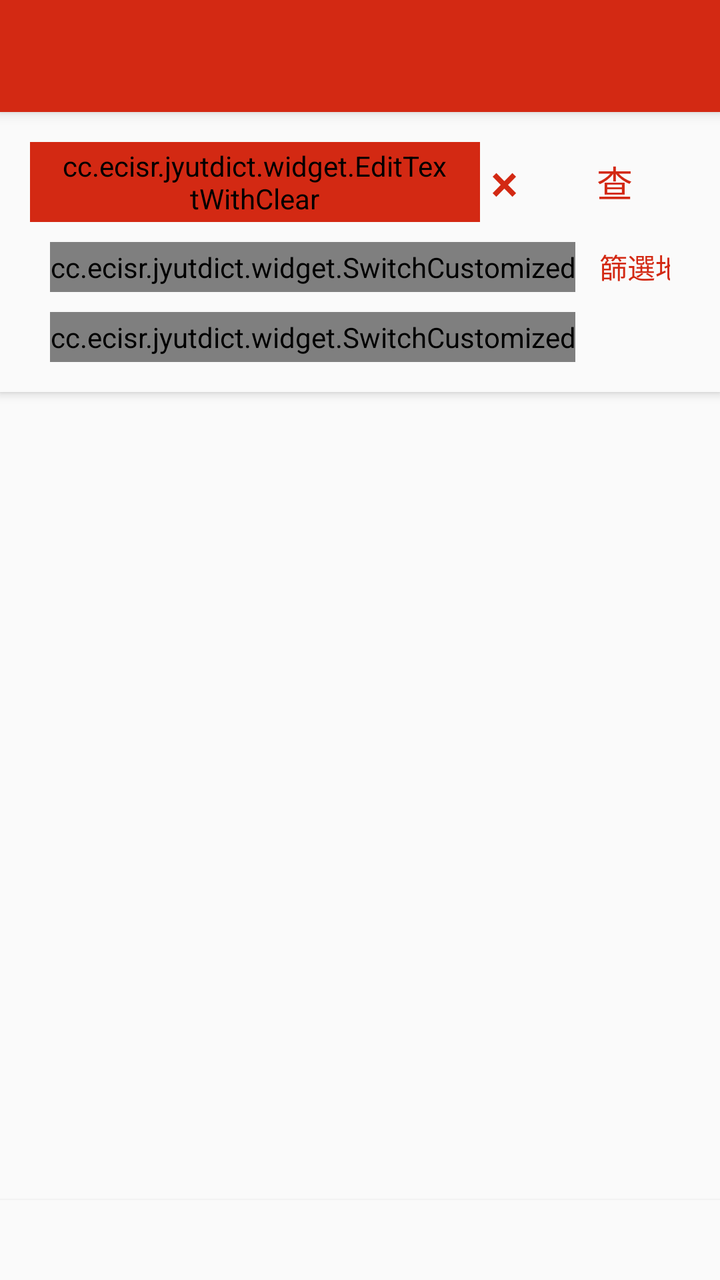
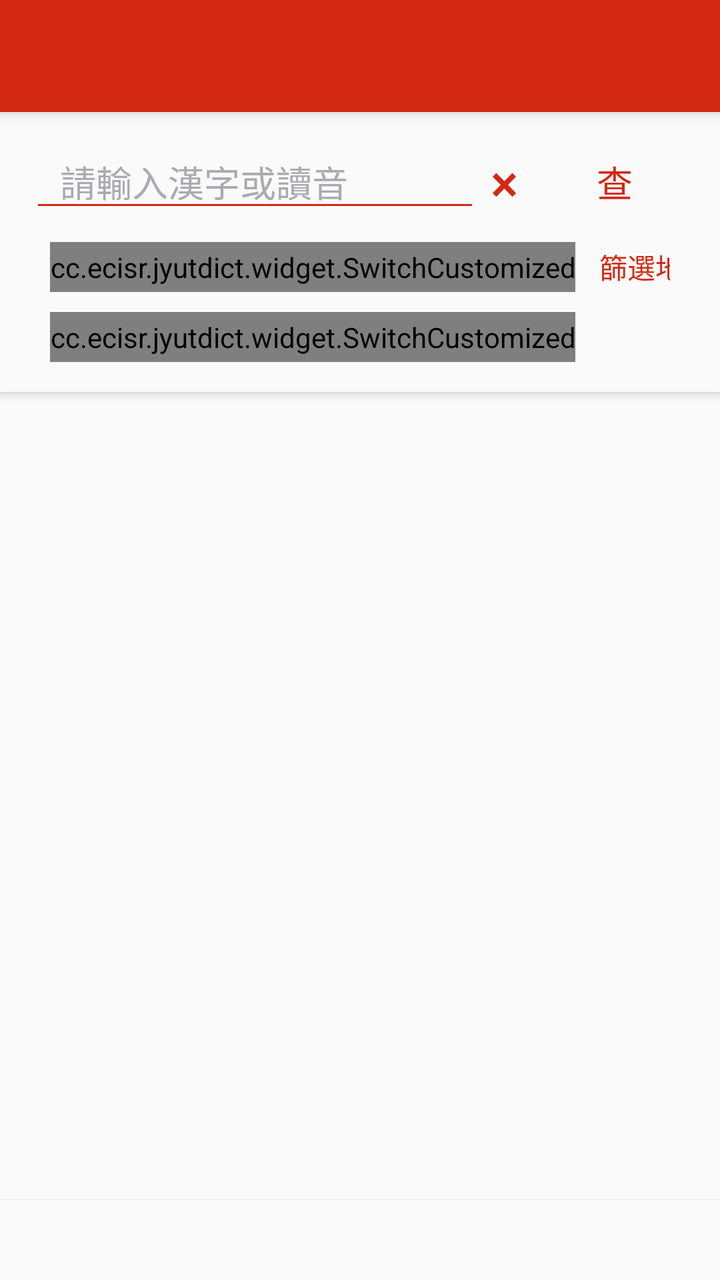

An Android layout rendered at two revisions. The XML below is the earlier revision; the diff shows what the commit changed to produce the second picture.
<!-- AndroidManifest.xml: application theme AppTheme -->
<!-- res/layout/activity_main.xml -->
<?xml version="1.0" encoding="utf-8"?>

<LinearLayout xmlns:android="http://schemas.android.com/apk/res/android"
    android:id="@+id/whole_main_layout"
    xmlns:app="http://schemas.android.com/apk/res-auto"
    android:layout_width="match_parent"
    android:layout_height="match_parent"
    xmlns:tools="http://schemas.android.com/tools"
    android:orientation="vertical"
    tools:context=".MainActivity">
    <androidx.appcompat.widget.Toolbar
        android:id="@+id/tool_bar"
        android:paddingTop="25dp"
        android:paddingHorizontal="20dp"
        android:layout_width="match_parent"
        android:layout_height="wrap_content"
        android:background="@color/colorPrimary"
        app:titleTextColor="@color/colorWhite"
        android:elevation="4dp"/>

    <androidx.constraintlayout.widget.ConstraintLayout
        android:id="@+id/query_layout"
        android:layout_width="match_parent"
        android:layout_height="wrap_content"
        app:layout_constraintEnd_toEndOf="parent"
        app:layout_constraintStart_toStartOf="parent"
        app:layout_constraintTop_toTopOf="parent"

        android:paddingVertical="15dp"
        android:paddingHorizontal="10dp"
        android:background="?attr/clockBackground"
        android:elevation="3dp">

        <LinearLayout
            android:id="@+id/input_line"
            android:layout_width="match_parent"
            android:layout_height="40dp"
            android:orientation="horizontal"
            app:layout_constraintEnd_toEndOf="parent"
            app:layout_constraintStart_toStartOf="parent"
            app:layout_constraintTop_toTopOf="parent"
            android:paddingHorizontal="5dp"
            >

            <cc.ecisr.jyutdict.widget.EditTextWithClear
                android:id="@+id/edit_text_input"
                android:layout_width="0dp"
                android:layout_height="match_parent"
                android:layout_weight="2"
                android:backgroundTint="@color/colorPrimary"
                android:ems="10"
                android:hint="@string/search_tips"
                android:imeActionId="3"
                android:imeActionLabel="搜索"
                android:imeOptions="actionSearch"
                android:inputType="text"
                android:maxLines="1"
                android:paddingHorizontal="15dp"
                android:paddingVertical="0dp"
                android:textSize="18sp"
                android:textColor="?attr/clockTextColor"
                android:textColorHint="?attr/clockTextColorDim"
                android:theme="@style/MyEditText"/>
            <Button
                android:id="@+id/btn_clear"
                android:layout_width="25dp"
                android:layout_height="match_parent"
                android:background="#00000000"
                android:foreground="?selectableItemBackground"
                android:text="@string/search_clear"
                android:textColor="@color/colorPrimary"
                android:textSize="26sp"
                android:layout_marginEnd="10dp"
                android:layout_marginRight="10dp" />
            <Button
                android:id="@+id/btn_query"
                android:layout_width="70dp"
                android:paddingEnd="5dp"
                android:paddingRight="5dp"
                android:layout_height="match_parent"
                android:background="#00000000"
                android:foreground="?selectableItemBackground"
                android:text="@string/search_button"
                style="@style/ButtonTextColor"
                android:textSize="18sp"/>

        </LinearLayout>

        <LinearLayout
            android:id="@+id/input_switch"
            android:layout_width="match_parent"
            android:layout_height="25dp"
            android:layout_marginTop="10dp"
            android:paddingHorizontal="15dp"
            android:orientation="horizontal"
            app:layout_constraintBottom_toTopOf="@+id/input_advanced_switch"
            app:layout_constraintEnd_toEndOf="parent"
            app:layout_constraintStart_toStartOf="parent"
            app:layout_constraintTop_toBottomOf="@+id/input_line">

            <cc.ecisr.jyutdict.widget.SwitchCustomized
                android:id="@+id/switch_select_sheet"
                android:layout_width="wrap_content"
                android:layout_height="match_parent"
                android:text="@string/search_common_sheet"
                android:textColor="?attr/clockTextColor"
                android:theme="@style/SwitchStyle"
                app:layout_constraintStart_toStartOf="@+id/input_line"
                app:layout_constraintTop_toBottomOf="@+id/input_line" />

            <Button
                android:id="@+id/btn_filter_area"
                android:layout_width="60dp"
                android:layout_height="wrap_content"
                android:background="#00000000"
                android:foreground="?selectableItemBackground"
                style="@style/ButtonTextColor"
                android:layout_marginLeft="10dp"
                android:layout_marginStart="10dp"
                android:text="@string/search_filtering_area" />
            <Button
                android:id="@+id/btn_coloring_jpp_partial"
                android:layout_width="60dp"
                android:layout_height="wrap_content"
                android:background="#00000000"
                android:foreground="?selectableItemBackground"
                style="@style/ButtonTextColor"
                android:layout_marginLeft="10dp"
                android:layout_marginStart="10dp"
                android:text="@string/search_coloring_jpp_partial" />

            <cc.ecisr.jyutdict.widget.SwitchCustomized
                android:id="@+id/switch_reverse_search"
                android:layout_width="wrap_content"
                android:layout_height="match_parent"
                android:layout_marginLeft="10dp"
                android:layout_marginStart="10dp"
                android:text="@string/search_reversal"
                android:textColor="?attr/clockTextColor"
                android:theme="@style/SwitchStyle"
                app:layout_constraintStart_toEndOf="@+id/switch_select_sheet"
                app:layout_constraintTop_toTopOf="@+id/switch_select_sheet" />

            <Spinner
                android:id="@+id/locate_spinner"
                android:layout_width="0dp"
                android:layout_height="match_parent"
                android:layout_weight="1"
                android:textColor="?attr/clockTextColor"
                app:layout_constraintEnd_toEndOf="@+id/input_line"
                app:layout_constraintTop_toTopOf="@+id/switch_select_sheet"
                android:layout_marginLeft="10dp"
                android:layout_marginStart="10dp" />
        </LinearLayout>

        <LinearLayout
            android:id="@+id/input_advanced_switch"
            android:layout_width="match_parent"
            android:layout_height="25dp"
            android:layout_marginTop="10dp"
            android:paddingHorizontal="15dp"
            android:orientation="horizontal"
            app:layout_constraintBottom_toBottomOf="parent"
            app:layout_constraintEnd_toEndOf="parent"
            app:layout_constraintStart_toStartOf="parent"
            app:layout_constraintTop_toBottomOf="@+id/input_switch">


            <cc.ecisr.jyutdict.widget.SwitchCustomized
                android:id="@+id/switch_use_regex"
                android:layout_width="wrap_content"
                android:layout_height="match_parent"
                android:text="@string/search_enable_regex"
                android:textColor="?attr/clockTextColor"
                android:theme="@style/SwitchStyle"
                app:layout_constraintStart_toStartOf="@+id/button_filter_area"
                app:layout_constraintTop_toBottomOf="@+id/input_line" />

        </LinearLayout>

    </androidx.constraintlayout.widget.ConstraintLayout>

    <ProgressBar
        android:id="@+id/loading_progress"
        android:layout_width="match_parent"
        android:layout_height="50dp"
        android:indeterminate="true"
        style="?android:attr/progressBarStyle"
        android:max="100"
        android:progress="50"
        android:layout_gravity="bottom"
        android:indeterminateTint="@color/colorPrimary"
        android:background="?attr/clockBackground"
        android:visibility="gone" />

    <RelativeLayout
        android:id="@+id/result_fragment"
        android:name="cc.ecisr.jyutdict.ResultFragment"
        android:layout_width="match_parent"
        android:layout_height="0dp"
        android:layout_weight="1"
        android:background="?attr/clockBackground"
        />

    <View
        android:layout_width="match_parent"
        android:layout_height="40dp"
        android:background="?attr/clockBackground"
        android:elevation="3dp"/>

</LinearLayout>
<!-- resources referenced by this layout -->
<resources>
  <color name="colorPrimary">#D32913</color>
  <color name="colorWhite">#FFFFFF</color>
  <string name="search_button">查</string>
  <string name="search_clear">×</string>
  <string name="search_coloring_jpp_partial">音節高亮</string>
  <string name="search_common_sheet">通用字表</string>
  <string name="search_enable_regex">使用正則</string>
  <string name="search_filtering_area">篩選地點</string>
  <string name="search_reversal">反查釋義</string>
  <string name="search_tips">請輸入漢字或讀音</string>
  <style name="ButtonTextColor" parent="@android:style/Widget.Button">
          <item name="android:textColor">@drawable/btn_text_color</item>
      </style>
  <style name="MyEditText" parent="Theme.AppCompat.Light">
          <item name="colorControlNormal">@color/colorPrimary</item>
          <item name="colorControlActivated">@color/colorAccent</item>
      </style>
  <style name="SwitchStyle" parent="Theme.AppCompat.Light">
          <item name="colorControlActivated">@color/colorPrimaryDark</item>
          
          
      </style>
  <style name="AppTheme" parent="Theme.AppCompat.Light.NoActionBar">
          <item name="colorPrimary">@color/colorPrimary</item>
          <item name="colorPrimaryDark">@color/colorPrimaryDark</item>
          <item name="colorAccent">@color/colorAccent</item>
          <item name="clockBackground">@color/colorBackground</item>
          <item name="clockTextColor">@color/colorBlack</item>
          <item name="clockTextColorDim">@color/colorGrayDark</item>
      </style>
  <!-- drawable btn_text_color (drawable) -->
  <?xml version="1.0" encoding="utf-8"?>
  
  <selector xmlns:android="http://schemas.android.com/apk/res/android">
      
      <item android:state_enabled="false" android:color="@color/colorUnavailable" />
      <item android:color="@color/colorPrimary"/>
  </selector>
  <color name="colorAccent">#721121</color>
  <color name="colorPrimaryDark">#A22C29</color>
  <color name="colorBackground">#FAFAFA</color>
  <color name="colorBlack">#0F110C</color>
  <color name="colorGrayDark">#ABAAB1</color>
  <color name="colorUnavailable">#B9BAA3</color>
</resources>

<!-- the commit's change to res/layout/activity_main.xml (unified diff, before → after) -->
@@ -42,7 +42,7 @@
             android:paddingHorizontal="5dp"
             >
 
-            <cc.ecisr.jyutdict.widget.EditTextWithClear
+            <androidx.appcompat.widget.AppCompatEditText
                 android:id="@+id/edit_text_input"
                 android:layout_width="0dp"
                 android:layout_height="match_parent"
@@ -195,7 +195,6 @@
 
     <RelativeLayout
         android:id="@+id/result_fragment"
-        android:name="cc.ecisr.jyutdict.ResultFragment"
         android:layout_width="match_parent"
         android:layout_height="0dp"
         android:layout_weight="1"
<!-- resource entries referenced after the edit -->
@@ -19,8 +19,6 @@
       </style>
   <style name="SwitchStyle" parent="Theme.AppCompat.Light">
           <item name="colorControlActivated">@color/colorPrimaryDark</item>
-          
-          
       </style>
   <style name="AppTheme" parent="Theme.AppCompat.Light.NoActionBar">
           <item name="colorPrimary">@color/colorPrimary</item>
